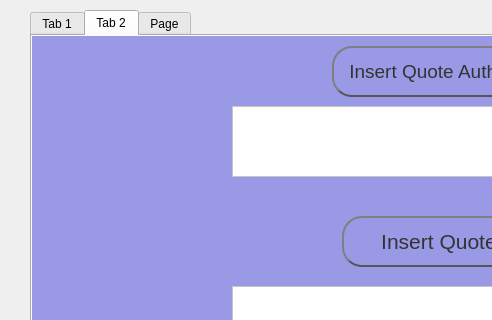
Dillon-Goicoechea/QuoteManagement, file mainwindow.ui: the form before one commit; both pictures show x 0 to 492 and y 0 to 320 of the 998 by 677 pixel window.
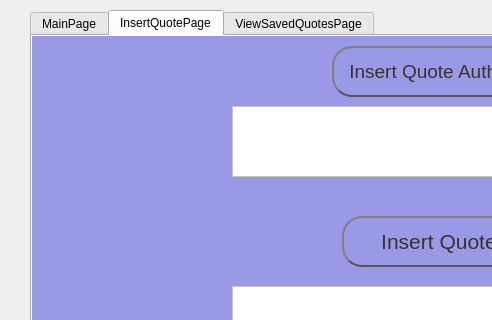
The form after the commit. The open tabs and pages were chosen to show the change.

Commit message:
Implemented Page Navigation From MainWindow
-Changed only the current tab to be visible at any given time while the program is running
-Clicking the '+' button moves you from MainWindow to InsertQuotePage
-Clicking the 'View Saved Quotes' text box moves you from MainWindow to ViewSavedQuotesPage

Diff of the .ui file:
```diff
--- a/mainwindow.ui
+++ b/mainwindow.ui
@@ -32,12 +32,15 @@
     <property name="currentIndex">
      <number>2</number>
     </property>
-    <widget class="QWidget" name="Main_Page">
+    <property name="tabBarAutoHide">
+     <bool>false</bool>
+    </property>
+    <widget class="QWidget" name="MainPage">
      <property name="styleSheet">
       <string notr="true">background-color: rgb(166, 77, 121);</string>
      </property>
      <attribute name="title">
-      <string>Tab 1</string>
+      <string>MainPage</string>
      </attribute>
      <widget class="QLabel" name="Title">
       <property name="geometry">
@@ -206,7 +209,7 @@
       <string notr="true">background-color: rgb(153, 153, 230);</string>
      </property>
      <attribute name="title">
-      <string>Tab 2</string>
+      <string>InsertQuotePage</string>
      </attribute>
      <widget class="QDateTimeEdit" name="dateTimeEdit_2">
       <property name="geometry">
@@ -411,7 +414,7 @@
       <string notr="true">background-color: rgb(224, 102, 102);</string>
      </property>
      <attribute name="title">
-      <string>Page</string>
+      <string>ViewSavedQuotesPage</string>
      </attribute>
      <widget class="QDateTimeEdit" name="dateTimeEdit_3">
       <property name="geometry">
```
Left out of the diff: 4 changed lines with no effect on the pictures. The commit also changes 2 other files.
